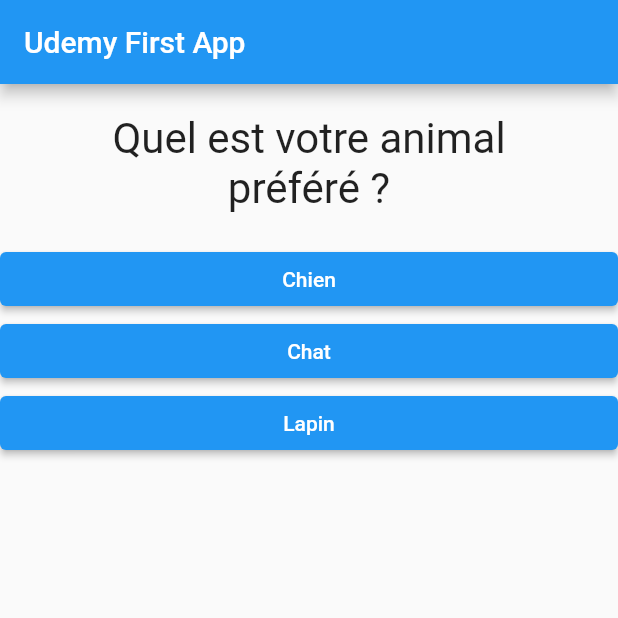
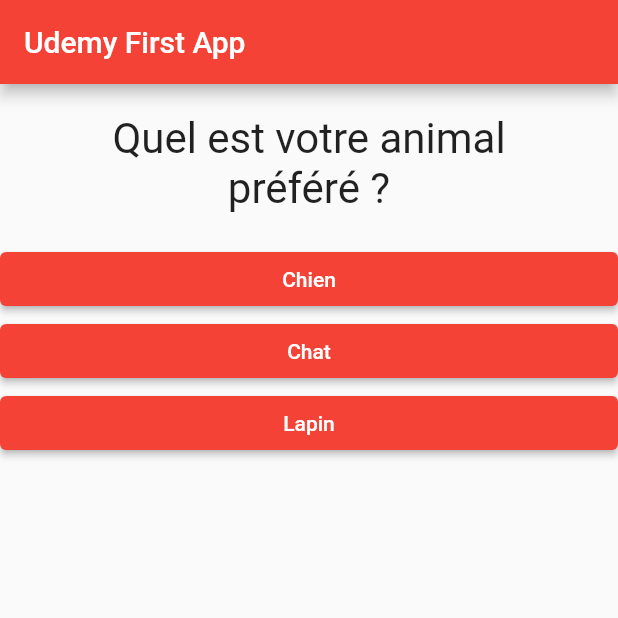
Before and after one commit to ApachaiZ/udemy_first_app, a Flutter app: the screen it shows after launch, on a phone screen of 412 x 824 dp, the top half of it. Run offline on Flutter 3.47's test engine with Material 2 defaults, Android fonts, the phone set to English and light mode, and no system bars.

Commit message:
Section 2, Part 55 added color theme global

```diff
--- a/lib/answer.dart
+++ b/lib/answer.dart
@@ -15,10 +15,6 @@ class Answer extends StatelessWidget {
       child: ElevatedButton(
         onPressed: selectHandler,
         child: Text(answerText),
-        style: ButtonStyle(
-          foregroundColor: MaterialStateProperty.all(Colors.white),
-          backgroundColor: MaterialStateProperty.all(Colors.blue),
-        ),
       ),
     );
   }
--- a/lib/main.dart
+++ b/lib/main.dart
@@ -60,6 +60,9 @@ class _MyAppState extends State<MyApp> {
   @override
   Widget build(BuildContext context) {
     return MaterialApp(
+      theme: ThemeData(
+        primarySwatch: Colors.red,
+      ),
       home: Scaffold(
         appBar: AppBar(
           title: const Text("Udemy First App"),
--- a/lib/result.dart
+++ b/lib/result.dart
@@ -13,11 +13,11 @@ class Result extends StatelessWidget {
   String get resultPhrase {
     var resultText = "Vous avez terminé";
     if (resultScore <= 10) {
-      resultText = "Vous êtes super et innocent $resultScore";
+      resultText = "Vous êtes super et innocent";
     } else if (resultScore <= 20) {
-      resultText = "Vous êtes assez sympa $resultScore";
+      resultText = "Vous êtes assez sympa";
     } else {
-      resultText = "Vous êtes le sheitan $resultScore";
+      resultText = "Vous êtes le diable";
     }
     return resultText;
   }
```
